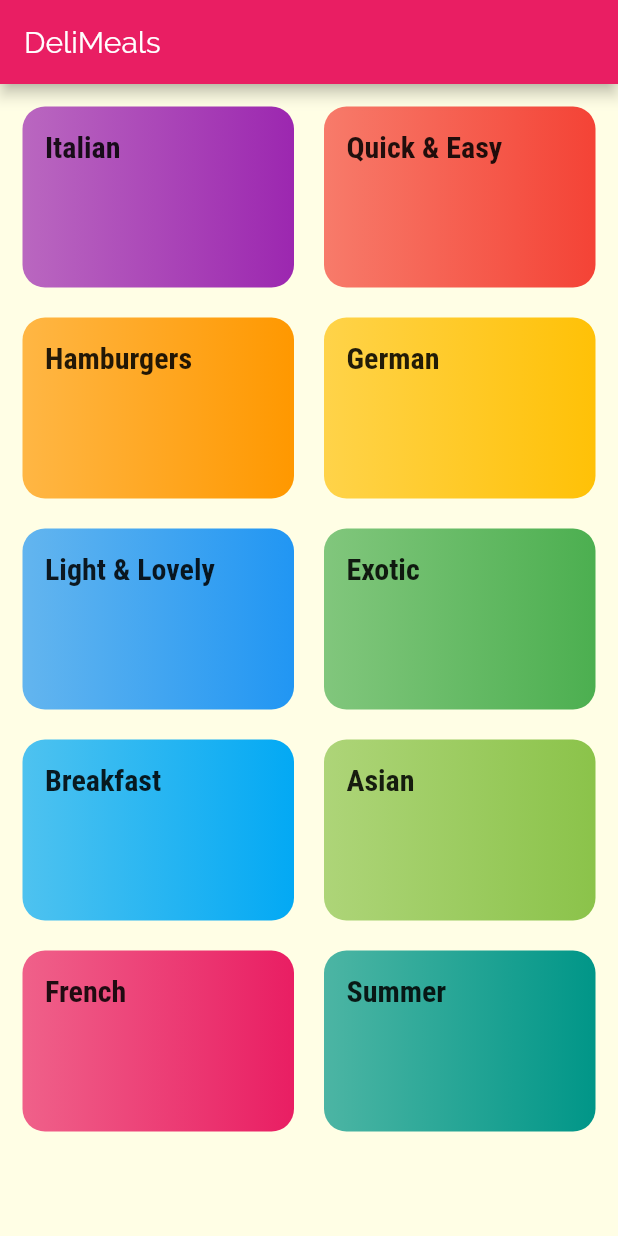
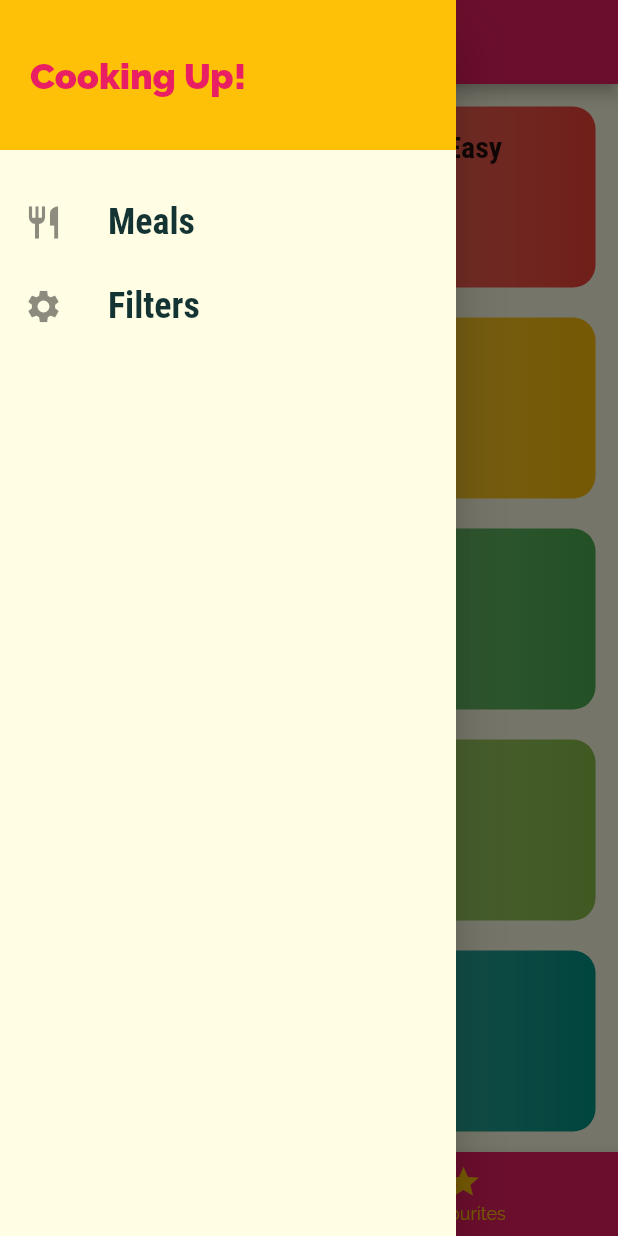
Before and after one commit to haripriya79/Meals_App, a Flutter app: the screen it shows after launch, with the side drawer open (before the commit the screen has no drawer), on a phone screen of 412 x 824 dp. Run offline on Flutter 3.47's test engine with Material 2 defaults, Android fonts, the phone set to English and light mode, and no system bars.

Commit message:
commit on master

```diff
--- a/lib/main.dart
+++ b/lib/main.dart
@@ -1,7 +1,11 @@
-import 'package:Meals_App/screens/categories_screen.dart';
+import 'package:Meals_App/screens/bottom_tabs_screen.dart';
+
+import 'package:Meals_App/screens/filter_screen.dart';
 import 'package:Meals_App/screens/meal_detail_screen.dart';
+
 import 'package:flutter/material.dart';
 import './screens/meal_detail_screen.dart';
+import './screens/filter_screen.dart';
 
 void main() => runApp(MyApp());
 
@@ -33,9 +37,10 @@ class MyApp extends StatelessWidget {
         ),
 
       ),
-      home: CategoriesScreen(),
+      home: BottomTabScreen(),
       routes: {
         MealDetailScreen.routeName : (ctx)=>MealDetailScreen(),
+        FiltersScreen.routeName :(ctx)=>FiltersScreen(),
       },
     );
   }
--- /dev/null
+++ b/lib/screens/bottom_tabs_screen.dart
@@ -0,0 +1,54 @@
+import 'package:Meals_App/screens/categories_screen.dart';
+import 'package:Meals_App/screens/favourite_screen.dart';
+import 'package:Meals_App/widgets/main_drawer.dart';
+import 'package:flutter/material.dart';
+
+class BottomTabScreen extends StatefulWidget {
+  BottomTabScreen({Key key}) : super(key: key);
+
+  @override
+  _BottomTabScreenState createState() => _BottomTabScreenState();
+}
+
+class _BottomTabScreenState extends State<BottomTabScreen> {
+  final List<Map<String, Object>> _pages = [
+    {
+      'title': 'Meals',
+      'screen': CategoriesScreen(),
+    },
+    {
+      'title': 'Your Favourites',
+      'screen': FavouritesScreen(),
+    }
+  ];
+  int _selectedPageIndex = 0;
+  void _selectedPage(int index) {
+    setState(() {
+      _selectedPageIndex = index;
+    });
+  }
+
+  @override
+  Widget build(BuildContext context) {
+    return Scaffold(
+      appBar: AppBar(title: Text(_pages[_selectedPageIndex]['title']),
+      ),
+      drawer: MainDrawer(),
+      body: _pages[_selectedPageIndex]['screen'],
+      bottomNavigationBar: BottomNavigationBar(
+        onTap: _selectedPage,
+        backgroundColor: Theme.of(context).primaryColor,
+        selectedItemColor: Colors.white,
+        currentIndex: _selectedPageIndex,
+        unselectedItemColor: Theme.of(context).accentColor,
+        items: [
+          BottomNavigationBarItem(
+            icon: Icon(Icons.category),
+            label: 'categories',
+          ),
+          BottomNavigationBarItem(icon: Icon(Icons.star), label: 'Favourites'),
+        ],
+      ),
+    );
+  }
+}
--- a/lib/screens/categories_screen.dart
+++ b/lib/screens/categories_screen.dart
@@ -7,11 +7,8 @@ class CategoriesScreen extends StatelessWidget {
 
   @override
   Widget build(BuildContext context) {
-    return Scaffold(
-       appBar: AppBar(
-        title:const Text('DeliMeals'),
-      ),
-      body: GridView(
+
+    return GridView(
         padding: EdgeInsets.all(15),
         children: DUMMY_CATEGORIES
             .map(
@@ -24,7 +21,7 @@ class CategoriesScreen extends StatelessWidget {
           mainAxisSpacing: 20,
           crossAxisSpacing: 20,
         ),
-      ),
+
     );
   }
 }
--- /dev/null
+++ b/lib/widgets/main_drawer.dart
@@ -0,0 +1,60 @@
+import 'package:Meals_App/screens/filter_screen.dart';
+import 'package:flutter/material.dart';
+import '../screens/categories_screen.dart';
+class MainDrawer extends StatelessWidget {
+  const MainDrawer({Key key}) : super(key: key);
+Widget buildsettings(String text, IconData icon,Function funhandler){
+return ListTile(
+            leading: Icon(
+              icon,
+              size: 26,
+            ),
+            title: Text(
+              text,
+              style: TextStyle(
+                fontFamily: 'RobotoCondensed',
+                fontSize: 24,
+                fontWeight: FontWeight.bold,
+              ),
+            ),
+            onTap: funhandler,
+          );
+}
+  @override
+  Widget build(BuildContext context) {
+    return Drawer(
+      child: Column(
+        children: [
+          Container(
+            color: Theme.of(context).accentColor,
+            height: 100,
+            width: double.infinity,
+            padding: EdgeInsets.all(20),
+            alignment: Alignment.centerLeft,
+            child: Text(
+              "Cooking Up!",
+              style: TextStyle(
+                color: Theme.of(context).primaryColor,
+                fontSize: 24,
+                fontWeight: FontWeight.w900,
+              ),
+            ),
+          ),
+          SizedBox(
+            height: 20,
+          ),
+          buildsettings('Meals', Icons.restaurant,
+          (){
+           Navigator.of(context).pushReplacementNamed('/'
+
+    );
+          }),
+          buildsettings('Filters', Icons.settings,
+          (){Navigator.of(context).pushReplacementNamed(FiltersScreen.routeName
+
+    );}),
+        ],
+      ),
+    );
+  }
+}
```
Also changed, not shown: lib/screens/favourite_screen.dart (added, +12 -0 lines), lib/screens/filter_screen.dart (added, +16 -0 lines), lib/screens/tabs_screen.dart (added, +40 -0 lines).
